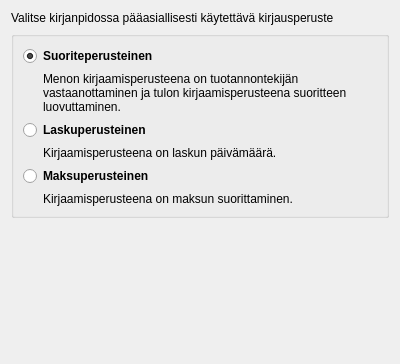
artoh/kitupiikki, file kitupiikki/uusikp/kirjausperuste.ui: the form before one commit.
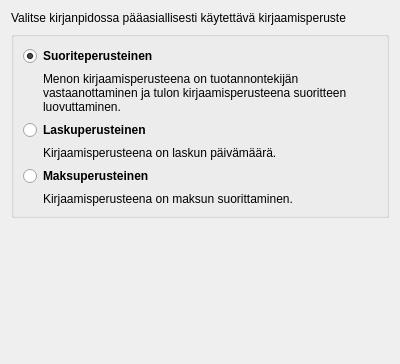
The form after the commit. Icons and pictures are not drawn.

```diff
--- a/kitupiikki/uusikp/kirjausperuste.ui
+++ b/kitupiikki/uusikp/kirjausperuste.ui
@@ -17,7 +17,7 @@
    <item>
     <widget class="QLabel" name="label_5">
      <property name="text">
-      <string>Valitse kirjanpidossa pääasiallisesti käytettävä kirjausperuste</string>
+      <string>Valitse kirjanpidossa pääasiallisesti käytettävä kirjaamisperuste</string>
      </property>
      <property name="wordWrap">
       <bool>true</bool>
@@ -137,7 +137,7 @@
      <property name="sizeHint" stdset="0">
       <size>
        <width>20</width>
-       <height>113</height>
+       <height>99</height>
       </size>
      </property>
     </spacer>
```
Left out of the diff: 2 changed lines with no effect on the pictures.
